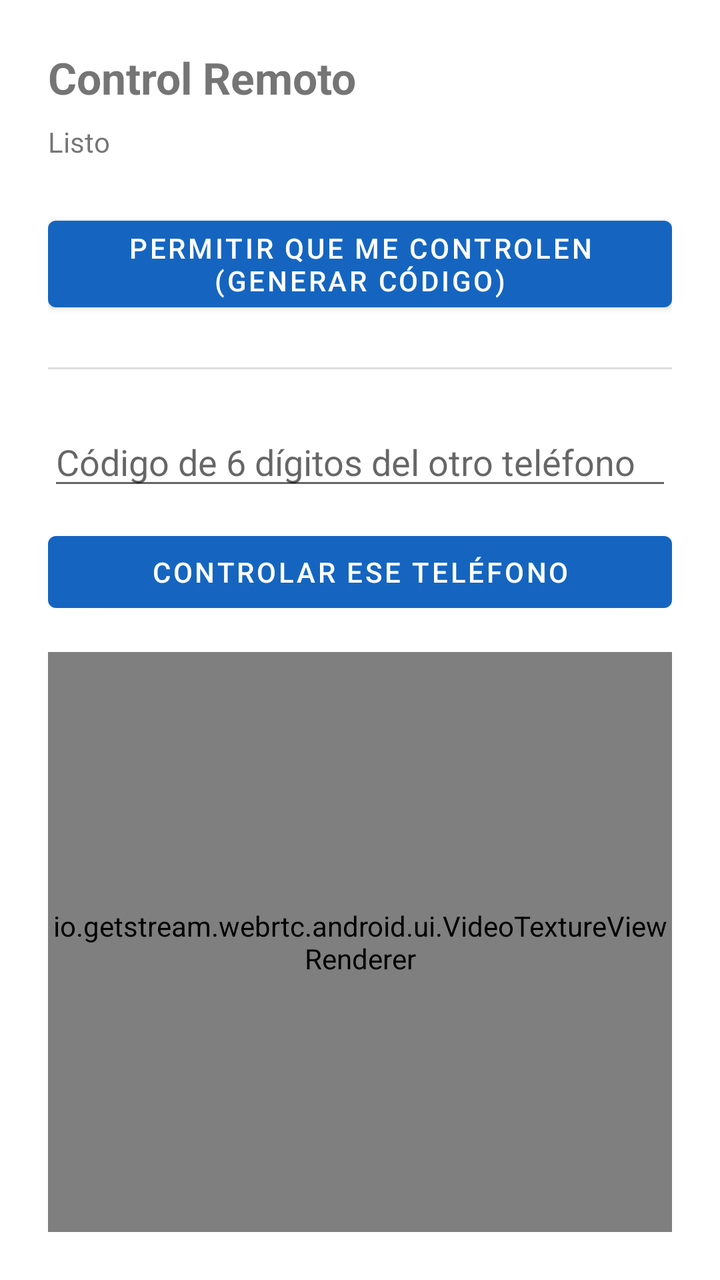
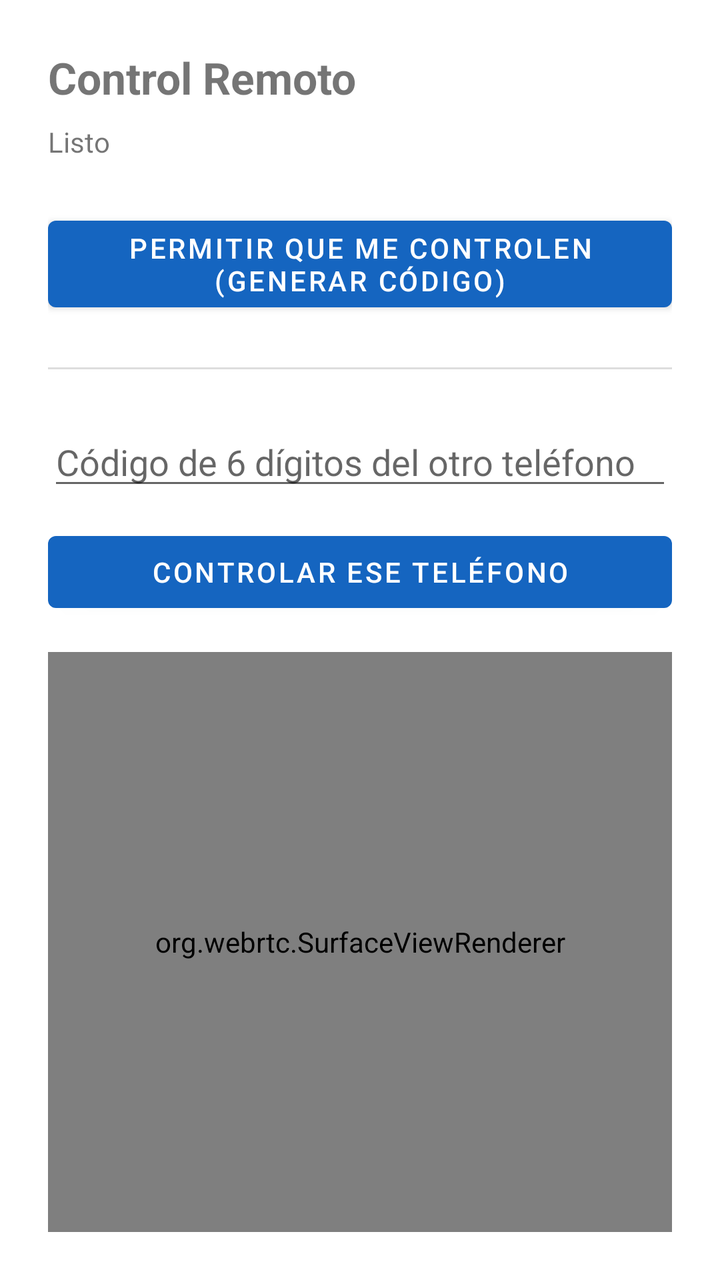

Compare the two renders of this Android layout. The source of the first and the diff that turns it into the second are given below.
<!-- AndroidManifest.xml: activity theme Theme.RemoteControl -->
<!-- res/layout/activity_main.xml -->
<?xml version="1.0" encoding="utf-8"?>
<LinearLayout xmlns:android="http://schemas.android.com/apk/res/android"
    android:layout_width="match_parent"
    android:layout_height="match_parent"
    android:orientation="vertical"
    android:padding="24dp">

    <TextView
        android:id="@+id/tvTitle"
        android:layout_width="match_parent"
        android:layout_height="wrap_content"
        android:text="Control Remoto"
        android:textSize="22sp"
        android:textStyle="bold" />

    <TextView
        android:id="@+id/tvStatus"
        android:layout_width="match_parent"
        android:layout_height="wrap_content"
        android:layout_marginTop="8dp"
        android:text="Listo"
        android:textSize="14sp" />

    <Button
        android:id="@+id/btnHost"
        android:layout_width="match_parent"
        android:layout_height="wrap_content"
        android:layout_marginTop="24dp"
        android:text="Permitir que me controlen (generar código)" />

    <TextView
        android:id="@+id/tvSessionCode"
        android:layout_width="match_parent"
        android:layout_height="wrap_content"
        android:layout_marginTop="12dp"
        android:textSize="32sp"
        android:textStyle="bold"
        android:gravity="center"
        android:visibility="gone" />

    <View
        android:layout_width="match_parent"
        android:layout_height="1dp"
        android:layout_marginVertical="24dp"
        android:background="#DDDDDD" />

    <EditText
        android:id="@+id/etCode"
        android:layout_width="match_parent"
        android:layout_height="wrap_content"
        android:hint="Código de 6 dígitos del otro teléfono"
        android:inputType="number"
        android:maxLength="6" />

    <Button
        android:id="@+id/btnJoin"
        android:layout_width="match_parent"
        android:layout_height="wrap_content"
        android:layout_marginTop="12dp"
        android:text="Controlar ese teléfono" />

    <io.getstream.webrtc.android.ui.VideoTextureViewRenderer
        android:id="@+id/remoteView"
        android:layout_width="match_parent"
        android:layout_height="0dp"
        android:layout_weight="1"
        android:layout_marginTop="16dp" />

</LinearLayout>
<!-- resources referenced by this layout -->
<resources>
  <style name="Theme.RemoteControl" parent="Theme.MaterialComponents.DayNight.NoActionBar">
          <item name="colorPrimary">#1565C0</item>
          <item name="colorPrimaryDark">#0D47A1</item>
          <item name="colorAccent">#1565C0</item>
      </style>
</resources>

<!-- the commit's change to res/layout/activity_main.xml (unified diff, before → after) -->
@@ -59,7 +59,7 @@
         android:layout_marginTop="12dp"
         android:text="Controlar ese teléfono" />
 
-    <io.getstream.webrtc.android.ui.VideoTextureViewRenderer
+    <org.webrtc.SurfaceViewRenderer
         android:id="@+id/remoteView"
         android:layout_width="match_parent"
         android:layout_height="0dp"
